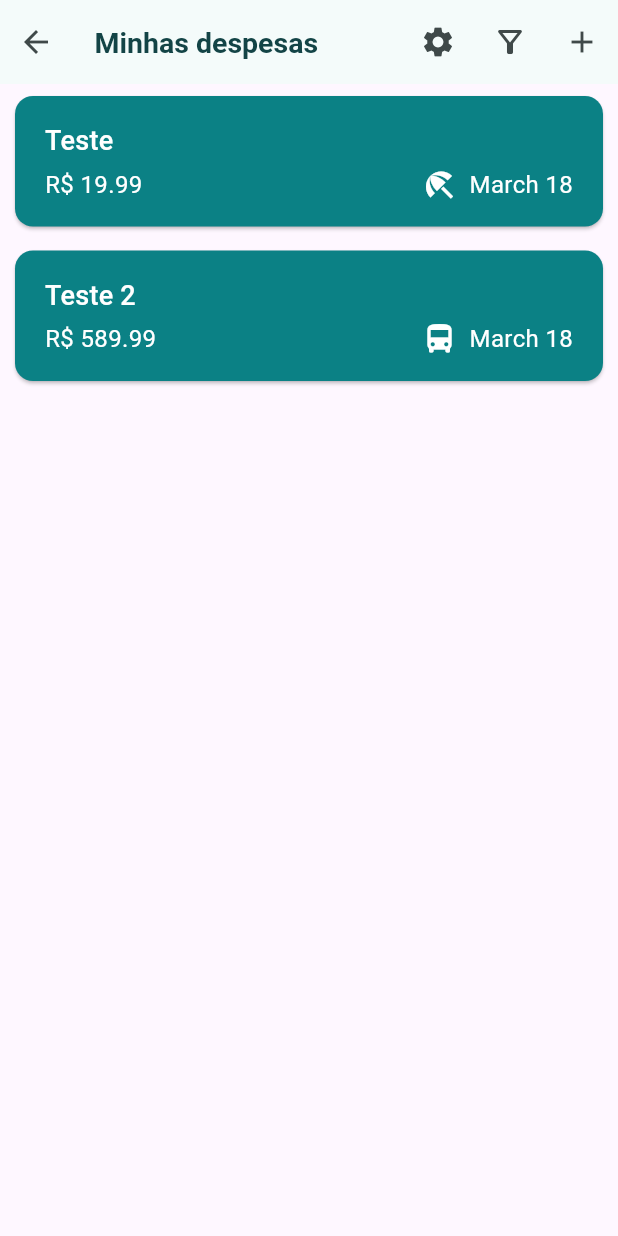
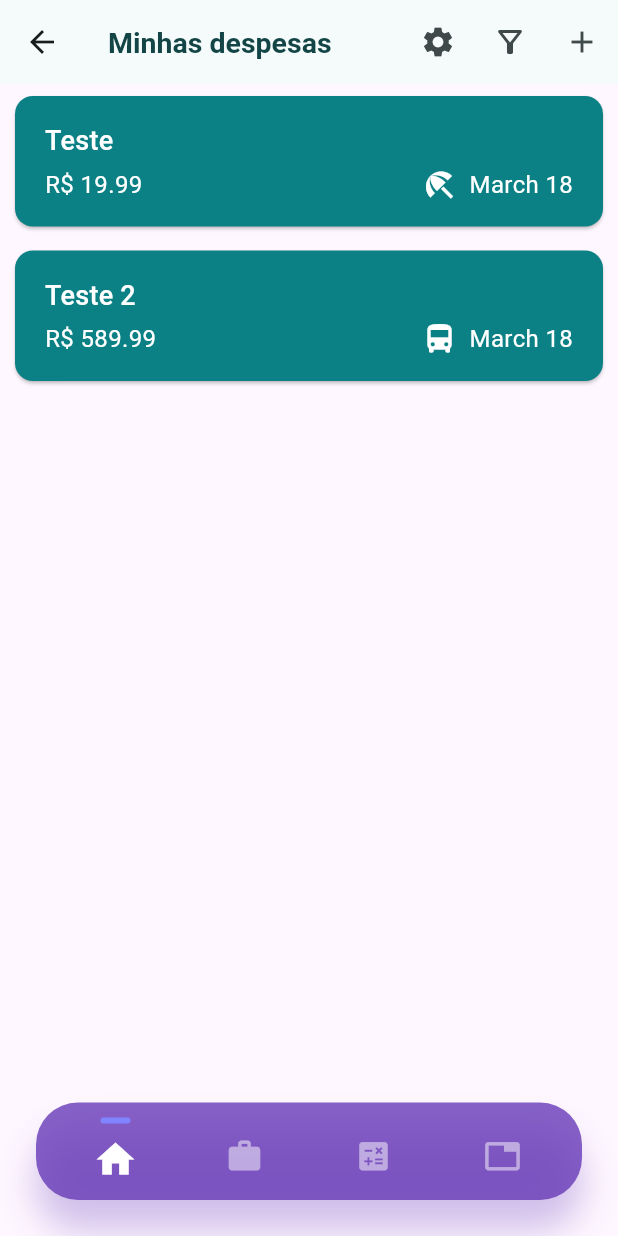
Before and after one commit to MSaJS/shadow_finces, a Flutter app: the screen it shows after launch, on a phone screen of 412 x 824 dp. Run offline on Flutter 3.47's test engine with Material 3 defaults, Android fonts, the phone set to English and light mode, and no system bars.

Commit message:
criando appBar

```diff
--- a/lib/widgets/my_expenses.dart
+++ b/lib/widgets/my_expenses.dart
@@ -12,6 +12,14 @@ class MyExpenses extends StatefulWidget {
 }
 
 class _MyExpensesState extends State<MyExpenses> {
+  int selectedNavIndex = 0;
+  List<Icon> navBarIcons = [
+    Icon(Icons.home),
+    Icon(Icons.work),
+    Icon(Icons.calculate),
+    Icon(Icons.tab)
+  ];
+
   final List<Expense> _registeredExpenses = [
     Expense(
       title: 'Teste',
@@ -77,15 +85,17 @@ class _MyExpensesState extends State<MyExpenses> {
 
     return Scaffold(
       appBar: AppBar(
+        leading: Builder(
+          builder: (BuildContext context) {
+            return IconButton(
+              onPressed: () {},
+              icon: const Icon(Icons.arrow_back),
+            );
+          },
+        ),
+        title: Text('Minhas despesas',
+            style: Theme.of(context).textTheme.titleLarge),
         actions: [
-          IconButton(
-            onPressed: () {},
-            icon: const Icon(Icons.arrow_back),
-          ),
-          const SizedBox(width: 15),
-          Text('Minhas despesas',
-              style: Theme.of(context).textTheme.titleLarge),
-          const Spacer(),
           IconButton(
             onPressed: () {},
             icon: const Icon(Icons.settings),
@@ -100,6 +110,53 @@ class _MyExpensesState extends State<MyExpenses> {
           ),
         ],
       ),
+      bottomNavigationBar: SafeArea(
+        child: Container(
+          height: 65,
+          padding: const EdgeInsets.all(10),
+          margin: const EdgeInsets.all(24),
+          decoration: BoxDecoration(
+            color: Colors.deepPurple.withOpacity(0.8),
+            borderRadius: const BorderRadius.all(Radius.circular(28)),
+            boxShadow: [
+              BoxShadow(
+                color: Colors.deepPurple.withOpacity(0.3),
+                offset: const Offset(0, 20),
+                blurRadius: 20,
+              ),
+            ],
+          ),
+          child: Row(
+            mainAxisAlignment: MainAxisAlignment.spaceBetween,
+            crossAxisAlignment: CrossAxisAlignment.center,
+            children: List.generate(
+              4,
+              (index) => Expanded(
+                child: Column(
+                  children: [
+                    AnimatedBar(isActive: selectedNavIndex == index),
+                    SizedBox(
+                      height: 36,
+                      child: Opacity(
+                        opacity: selectedNavIndex == index ? 1 : 0.5,
+                        child: IconButton(
+                          iconSize: selectedNavIndex == index ? 30 : 25,
+                          onPressed: () {
+                            setState(() {
+                              selectedNavIndex = index;
+                            });
+                          },
+                          icon: navBarIcons[index],
+                        ),
+                      ),
+                    ),
+                  ],
+                ),
+              ),
+            ),
+          ),
+        ),
+      ),
       body: Column(
         children: [
           Expanded(
@@ -110,3 +167,26 @@ class _MyExpensesState extends State<MyExpenses> {
     );
   }
 }
+
+class AnimatedBar extends StatelessWidget {
+  const AnimatedBar({
+    super.key,
+    required this.isActive,
+  });
+
+  final bool isActive;
+
+  @override
+  Widget build(BuildContext context) {
+    return AnimatedContainer(
+      duration: const Duration(milliseconds: 200),
+      margin: const EdgeInsets.only(bottom: 1),
+      height: 4,
+      width: isActive ? 20 : 0,
+      decoration: const BoxDecoration(
+        color: Color(0xFF8184FF),
+        borderRadius: BorderRadius.all(Radius.circular(12)),
+      ),
+    );
+  }
+}
```
